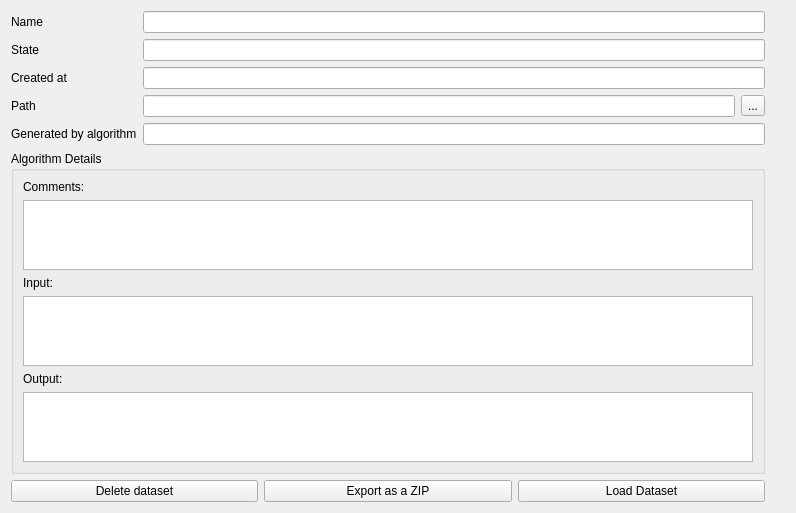
Before: the Qt Designer form LDMP/gui/WidgetDatasetItemDetails.ui in ConservationInternational/trends.earth, drawn with Qt 5.
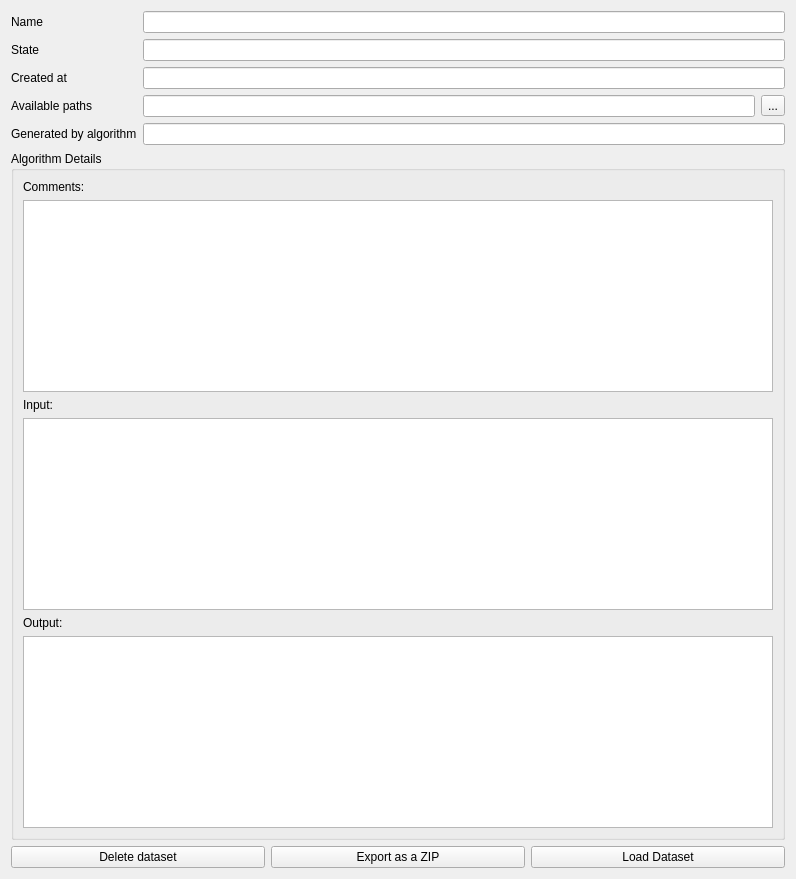
After: the same form once the commit is applied. Icons and pictures are not drawn. Custom widgets are drawn as their Qt base class.

Commit message: Disable export button when there are no local paths and tweak the UI file a bit

Diff of the .ui file:
```diff
--- a/LDMP/gui/WidgetDatasetItemDetails.ui
+++ b/LDMP/gui/WidgetDatasetItemDetails.ui
@@ -7,7 +7,7 @@
     <x>0</x>
     <y>0</y>
     <width>796</width>
-    <height>432</height>
+    <height>278</height>
    </rect>
   </property>
   <property name="sizePolicy">
@@ -19,8 +19,8 @@
   <property name="windowTitle">
    <string>Dataset Details</string>
   </property>
-  <layout class="QGridLayout" name="gridLayout_2">
-   <item row="0" column="0">
+  <layout class="QVBoxLayout" name="verticalLayout_2">
+   <item>
     <layout class="QGridLayout" name="gridLayout">
      <item row="0" column="0">
       <widget class="QLabel" name="label_3">
@@ -67,7 +67,7 @@
      <item row="3" column="0">
       <widget class="QLabel" name="label_2">
        <property name="text">
-        <string>Path</string>
+        <string>Available paths</string>
        </property>
       </widget>
      </item>
@@ -105,11 +105,17 @@
      </item>
     </layout>
    </item>
-   <item row="1" column="0">
+   <item>
     <widget class="QgsCollapsibleGroupBox" name="alg_box">
      <property name="enabled">
       <bool>true</bool>
      </property>
+     <property name="sizePolicy">
+      <sizepolicy hsizetype="Preferred" vsizetype="MinimumExpanding">
+       <horstretch>0</horstretch>
+       <verstretch>0</verstretch>
+      </sizepolicy>
+     </property>
      <property name="title">
       <string>Algorithm Details</string>
      </property>
@@ -199,7 +205,7 @@
      </layout>
     </widget>
    </item>
-   <item row="2" column="1">
+   <item>
     <spacer name="verticalSpacer">
      <property name="orientation">
       <enum>Qt::Vertical</enum>
@@ -207,12 +213,12 @@
      <property name="sizeHint" stdset="0">
       <size>
        <width>20</width>
-       <height>40</height>
+       <height>36</height>
       </size>
      </property>
     </spacer>
    </item>
-   <item row="3" column="0">
+   <item>
     <layout class="QHBoxLayout" name="horizontalLayout">
      <item>
       <widget class="QPushButton" name="delete_btn">
```
Left out of the diff: 2 changed lines with no effect on the pictures. The commit also changes 1 other file.
